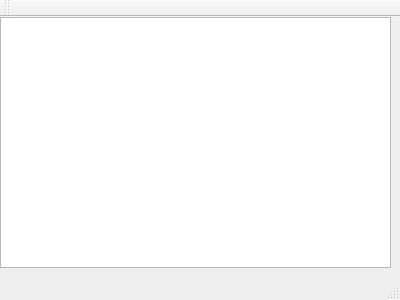
Old version of the form pomodorowidget.ui in the repository Ajiperuyellow/pomodoro.
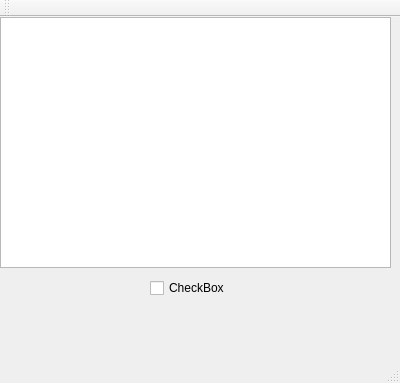
New version of the form.

Commit message: Added the Framework class

What changed in the file:
```diff
--- a/pomodorowidget.ui
+++ b/pomodorowidget.ui
@@ -7,7 +7,7 @@
     <x>0</x>
     <y>0</y>
     <width>400</width>
-    <height>300</height>
+    <height>383</height>
    </rect>
   </property>
   <property name="windowTitle">
@@ -24,6 +24,19 @@
      </rect>
     </property>
    </widget>
+   <widget class="QCheckBox" name="checkBox">
+    <property name="geometry">
+     <rect>
+      <x>150</x>
+      <y>260</y>
+      <width>97</width>
+      <height>22</height>
+     </rect>
+    </property>
+    <property name="text">
+     <string>CheckBox</string>
+    </property>
+   </widget>
   </widget>
   <widget class="QMenuBar" name="menuBar">
    <property name="geometry">
```
Left out of the diff: 2 changed lines with no effect on the pictures. The commit also changes 5 other files.
